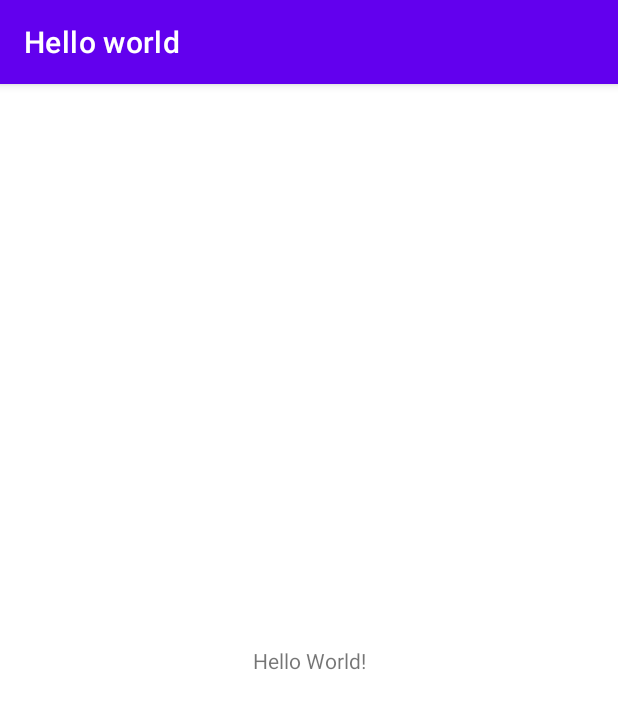
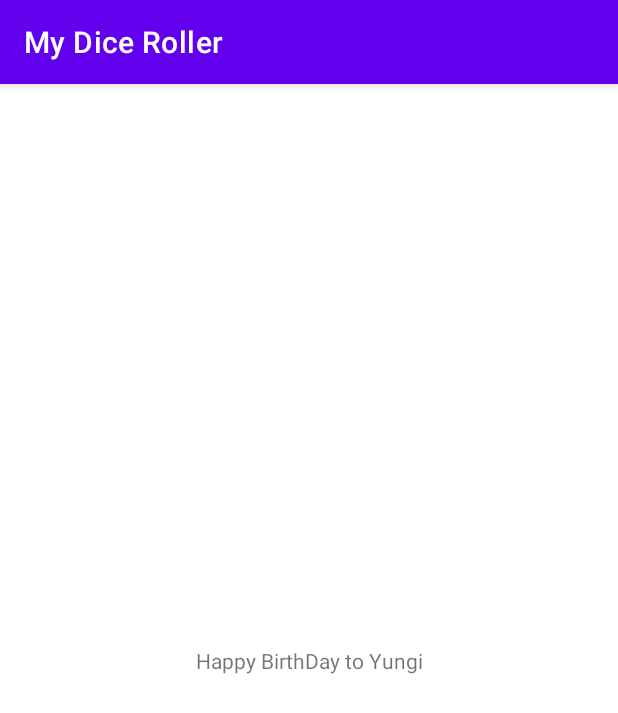
Before and after one commit to dbsrlskfdk/Android_Kotlin_Fundamentals, an Android app: the screen it shows after launch (MainActivity), on a phone screen of 412 x 824 dp. Shown: the top 713 px of the screen. Run offline under Robolectric (Android 15) with nearby library versions, the phone set to English and light mode, and no system bars.

Commit message:
Modify app_name in res/values/strings.xml

```diff
--- a/app/src/main/res/layout/activity_main.xml
+++ b/app/src/main/res/layout/activity_main.xml
@@ -9,7 +9,7 @@
     <TextView
         android:layout_width="wrap_content"
         android:layout_height="wrap_content"
-        android:text="Hello World!"
+        android:text="Happy BirthDay to Yungi"
         app:layout_constraintBottom_toBottomOf="parent"
         app:layout_constraintLeft_toLeftOf="parent"
         app:layout_constraintRight_toRightOf="parent"
--- a/app/src/main/res/values/strings.xml
+++ b/app/src/main/res/values/strings.xml
@@ -1,3 +1,3 @@
 <resources>
-    <string name="app_name">Hello world</string>
+    <string name="app_name">My Dice Roller</string>
 </resources>
```
